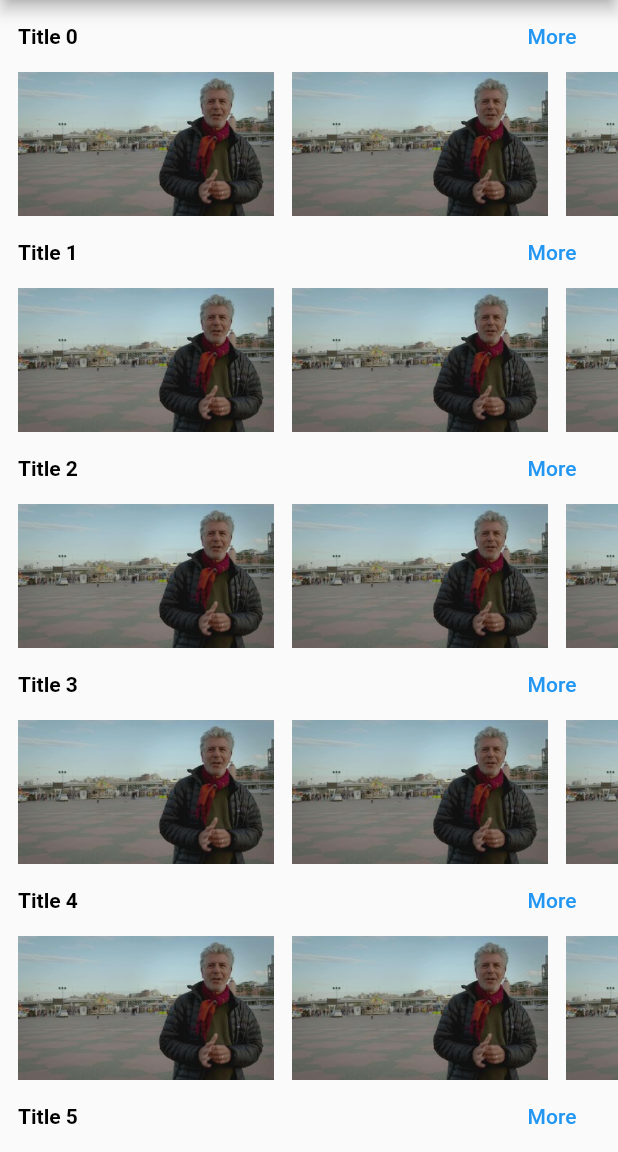
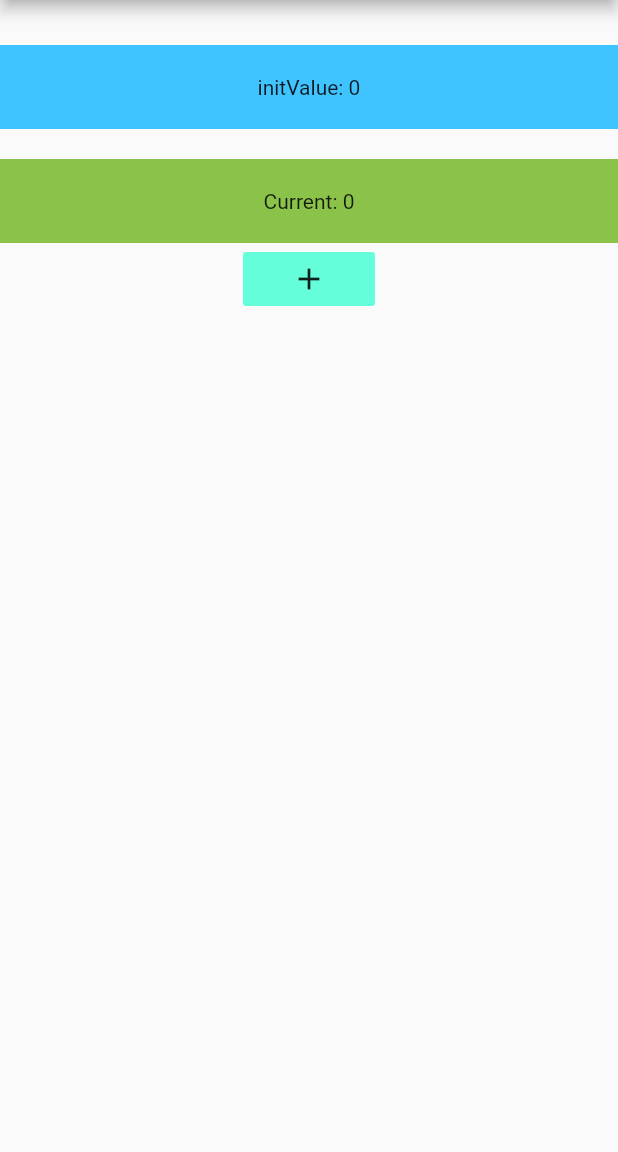
Before and after one commit to devin1014/flutter_widget_demo, a Flutter app: the screen it shows after launch, on a phone screen of 412 x 824 dp, the part 84-1236 px from its top. Run offline on Flutter 3.47's test engine with Material 2 defaults, Android fonts, the phone set to English and light mode, and no system bars.

Commit message:
[Add] provider.dart

```diff
--- a/lib/main.dart
+++ b/lib/main.dart
@@ -1,6 +1,5 @@
 import 'package:flutter/material.dart';
-import 'package:flutter_widget_demo/section_list.dart';
-import "package:fluttertoast/fluttertoast.dart";
+import 'package:flutter_widget_demo/share/provider.dart';
 
 void main() {
   runApp(const MyApp());
@@ -19,12 +18,12 @@ class MyApp extends StatelessWidget {
           primarySwatch: Colors.blue,
         ),
         home: Scaffold(
-          appBar: AppBar(title: const Text("Widget Demo")),
-          body: SectionScrollView(
-            sections: List.generate(18, (index) => ("Title $index")),
-            titleClickListener: (item) => Fluttertoast.showToast(msg: "click: $item"),
-            contentClickListener: (item) => Fluttertoast.showToast(msg: "click: $item"),
-          ),
-        ));
+            appBar: AppBar(title: const Text("Widget Demo")),
+            // body: SectionScrollView(
+            //   sections: List.generate(18, (index) => ("Title $index")),
+            //   titleClickListener: (item) => Fluttertoast.showToast(msg: "click: $item"),
+            //   contentClickListener: (item) => Fluttertoast.showToast(msg: "click: $item"),
+            // ),
+            body: const ProviderPage()));
   }
 }
--- /dev/null
+++ b/lib/share/provider.dart
@@ -0,0 +1,68 @@
+import 'package:flutter/material.dart';
+import 'package:provider/provider.dart';
+
+class MyModule with ChangeNotifier {
+  MyModule({this.count = 0});
+
+  int count = 0;
+
+  Future<void> incrementCountLater() async {
+    await Future.delayed(const Duration(seconds: 2));
+    count++;
+    notifyListeners();
+    print(count);
+  }
+
+  void incrementCountNow() {
+    count++;
+    notifyListeners();
+    print(count);
+  }
+}
+
+class ProviderPage extends StatelessWidget {
+  const ProviderPage({Key? key}) : super(key: key);
+
+  @override
+  Widget build(BuildContext context) {
+    return ChangeNotifierProvider(
+      create: (_) => MyModule(),
+      child: Column(
+        children: [
+          Builder(builder: (context) {
+            MyModule module = Provider.of<MyModule>(context, listen: false);
+            return Container(
+              margin: const EdgeInsets.only(top: 30),
+              width: MediaQuery.of(context).size.width,
+              padding: const EdgeInsets.all(20),
+              alignment: Alignment.center,
+              color: Colors.lightBlueAccent,
+              child: Text("initValue: ${module.count}"),
+            );
+          }),
+          Consumer<MyModule>(builder: (context, model, child) {
+            return Container(
+              margin: const EdgeInsets.only(top: 20),
+              width: MediaQuery.of(context).size.width,
+              padding: const EdgeInsets.all(20),
+              alignment: Alignment.center,
+              color: Colors.lightGreen,
+              child: Text(
+                'Current: ${model.count}',
+              ),
+            );
+          }),
+          Consumer<MyModule>(
+            builder: (context, model, child) {
+              return FlatButton(
+                color: Colors.tealAccent,
+                onPressed: () => model.incrementCountNow(),
+                child: const Icon(Icons.add),
+              );
+            },
+          )
+        ],
+      ),
+    );
+  }
+}
--- a/pubspec.yaml
+++ b/pubspec.yaml
@@ -46,6 +46,7 @@ dev_dependencies:
   # rules and activating additional ones.
   flutter_lints: ^1.0.0
   fluttertoast: ^8.0.8
+  provider: ^6.0.1
 
 # For information on the generic Dart part of this file, see the
 # following page: https://dart.dev/tools/pub/pubspec
```
Also changed, not shown: lib/share/inherited_provider.dart (added, +132 -0 lines), lib/share/share_data.dart (added, +71 -0 lines), pubspec.lock.
